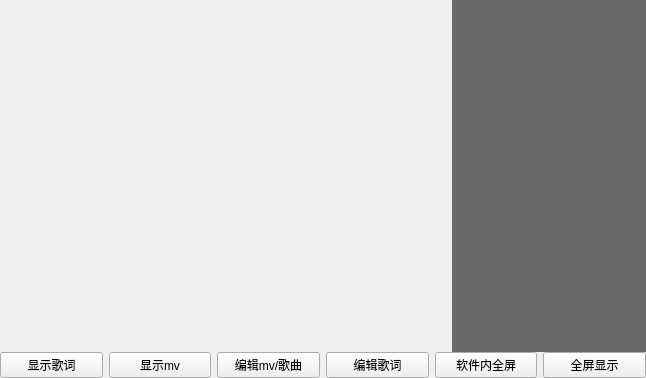
This is PlayMP4Page/playmp4page.ui in inportinitial/NMP3 as Qt 5 draws it before an edit. The edited form follows.
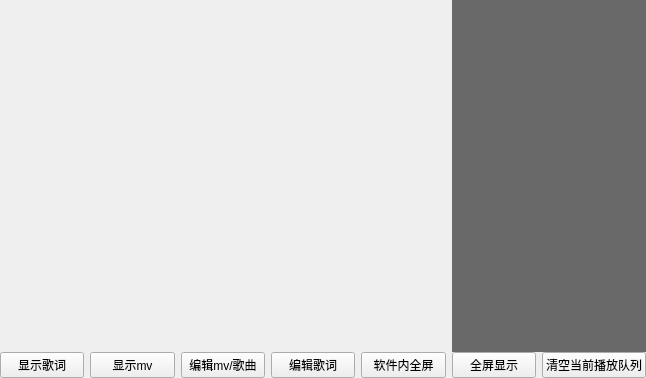
This is the edited form. Custom widgets are drawn as their Qt base class.

Diff of the .ui file:
```diff
--- a/PlayMP4Page/playmp4page.ui
+++ b/PlayMP4Page/playmp4page.ui
@@ -180,6 +180,13 @@
         </property>
        </widget>
       </item>
+      <item>
+       <widget class="QPushButton" name="ClearNowPlayingSongList">
+        <property name="text">
+         <string>清空当前播放队列</string>
+        </property>
+       </widget>
+      </item>
      </layout>
     </widget>
    </item>
```
Left out of the diff: 23 changed lines with no effect on the pictures.
